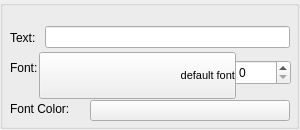
Old version of the form Tools/UIEditor/UI/PropertyGridWidgets/uitextfieldpropertygridwidget.ui in the repository xaoctech/dava.engine.
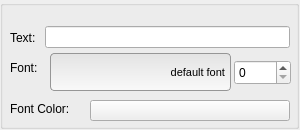
New version of the form. Custom widgets are drawn as their Qt base class.

```diff
--- a/Tools/UIEditor/UI/PropertyGridWidgets/uitextfieldpropertygridwidget.ui
+++ b/Tools/UIEditor/UI/PropertyGridWidgets/uitextfieldpropertygridwidget.ui
@@ -106,14 +106,15 @@
    <widget class="QPushButton" name="fontSelectButton">
     <property name="geometry">
      <rect>
-      <x>39</x>
-      <y>52</y>
-      <width>197</width>
-      <height>47</height>
+      <x>50</x>
+      <y>53</y>
+      <width>181</width>
+      <height>38</height>
      </rect>
     </property>
     <property name="styleSheet">
-     <string notr="true">text-align:right; font-size: 11px;</string>
+     <string notr="true">QPushButton {text-align:right; font-size: 11px; border-style: outset; border: 1px solid #969696; padding: 5px; border-radius: 4px; background-color: qlineargradient(x1: 0, y1: 0, x2: 0, y2: 1, stop: 0 #e3e3e3, stop: 1 #f9f9f9);} 
+QPushButton:pressed {background-color: qlineargradient(x1: 0, y1: 0, x2: 0, y2: 1, stop: 0 #7e7e7e, stop: 1 #f9f9f9); }</string>
     </property>
     <property name="text">
      <string>default font</string>
```
